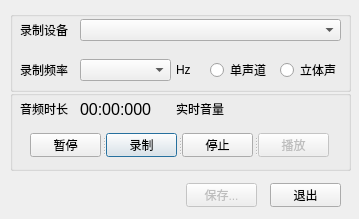
Qt form src/audio_capture_dlg.ui (koala999cn/kRecorder) before a commit.
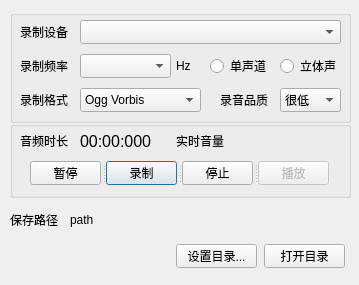
The same form after that commit. Custom widgets are drawn as their Qt base class.

```diff
--- a/src/audio_capture_dlg.ui
+++ b/src/audio_capture_dlg.ui
@@ -2,53 +2,76 @@
 <ui version="4.0">
  <class>KcAudioCaptureDlg</class>
  <widget class="QDialog" name="KcAudioCaptureDlg">
+  <property name="windowModality">
+   <enum>Qt::ApplicationModal</enum>
+  </property>
   <property name="geometry">
    <rect>
     <x>0</x>
     <y>0</y>
     <width>359</width>
-    <height>219</height>
+    <height>285</height>
    </rect>
   </property>
+  <property name="sizePolicy">
+   <sizepolicy hsizetype="Fixed" vsizetype="Fixed">
+    <horstretch>0</horstretch>
+    <verstretch>0</verstretch>
+   </sizepolicy>
+  </property>
   <property name="windowTitle">
    <string>录音</string>
   </property>
-  <widget class="QComboBox" name="cbDeviceList">
+  <property name="modal">
+   <bool>true</bool>
+  </property>
+  <widget class="QGroupBox" name="groupBox">
+   <property name="enabled">
+    <bool>true</bool>
+   </property>
    <property name="geometry">
     <rect>
-     <x>80</x>
-     <y>19</y>
-     <width>261</width>
-     <height>22</height>
+     <x>10</x>
+     <y>10</y>
+     <width>341</width>
+     <height>113</height>
     </rect>
    </property>
    <property name="font">
     <font/>
    </property>
-  </widget>
-  <widget class="QLabel" name="label">
+   <property name="title">
+    <string/>
+   </property>
+   <property name="flat">
+    <bool>false</bool>
+   </property>
+   <property name="checkable">
+    <bool>false</bool>
+   </property>
+   <widget class="QLabel" name="label_2">
    <property name="geometry">
     <rect>
-     <x>20</x>
-     <y>20</y>
-     <width>60</width>
-     <height>20</height>
+      <x>10</x>
+      <y>78</y>
+      <width>52</width>
+      <height>24</height>
     </rect>
    </property>
    <property name="font">
     <font/>
    </property>
    <property name="text">
-    <string>录制设备</string>
+     <string>录制格式</string>
    </property>
   </widget>
   <widget class="QLabel" name="label_3">
    <property name="geometry">
     <rect>
-     <x>20</x>
-     <y>60</y>
-     <width>61</width>
-     <height>20</height>
+      <x>10</x>
+      <y>44</y>
+      <width>52</width>
+      <height>24</height>
     </rect>
    </property>
    <property name="font">
@@ -58,38 +81,28 @@
     <string>录制频率</string>
    </property>
   </widget>
-  <widget class="QComboBox" name="cbRate">
+   <widget class="QLabel" name="label">
    <property name="geometry">
     <rect>
-     <x>80</x>
-     <y>59</y>
-     <width>91</width>
-     <height>22</height>
+      <x>10</x>
+      <y>10</y>
+      <width>52</width>
+      <height>24</height>
     </rect>
    </property>
    <property name="font">
     <font/>
    </property>
-  </widget>
-  <widget class="QVolumnBar" name="wgVolumn" native="true">
-   <property name="geometry">
-    <rect>
-     <x>232</x>
-     <y>102</y>
-     <width>101</width>
-     <height>16</height>
-    </rect>
-   </property>
-   <property name="font">
-    <font/>
-   </property>
-  </widget>
-  <widget class="QLabel" name="lbClock">
+    <property name="text">
+     <string>录制设备</string>
+    </property>
+   </widget>
+   <widget class="QRadioButton" name="rbStereo">
    <property name="geometry">
     <rect>
-     <x>20</x>
-     <y>97</y>
-     <width>51</width>
+      <x>270</x>
+      <y>44</y>
+      <width>61</width>
      <height>24</height>
     </rect>
    </property>
@@ -97,16 +110,16 @@
     <font/>
    </property>
    <property name="text">
-    <string>音频时长</string>
+     <string>立体声</string>
    </property>
   </widget>
   <widget class="QLabel" name="label_5">
    <property name="geometry">
     <rect>
-     <x>176</x>
-     <y>60</y>
+      <x>166</x>
+      <y>44</y>
      <width>21</width>
-     <height>20</height>
+      <height>24</height>
     </rect>
    </property>
    <property name="font">
@@ -116,35 +129,39 @@
     <string>Hz</string>
    </property>
   </widget>
-  <widget class="QLabel" name="lbTime">
-   <property name="enabled">
-    <bool>true</bool>
-   </property>
+   <widget class="QComboBox" name="cbDeviceList">
    <property name="geometry">
     <rect>
-     <x>80</x>
-     <y>97</y>
-     <width>81</width>
+      <x>70</x>
+      <y>10</y>
+      <width>261</width>
      <height>24</height>
     </rect>
    </property>
    <property name="font">
-    <font>
-     <pointsize>12</pointsize>
-     <bold>false</bold>
-    </font>
-   </property>
-   <property name="text">
-    <string>00:00:000</string>
+     <font/>
+    </property>
+   </widget>
+   <widget class="QComboBox" name="cbRate">
+    <property name="geometry">
+     <rect>
+      <x>70</x>
+      <y>44</y>
+      <width>91</width>
+      <height>24</height>
+     </rect>
+    </property>
+    <property name="font">
+     <font/>
    </property>
   </widget>
   <widget class="QRadioButton" name="rbMono">
    <property name="geometry">
     <rect>
-     <x>210</x>
-     <y>60</y>
+      <x>200</x>
+      <y>44</y>
      <width>61</width>
-     <height>20</height>
+      <height>24</height>
     </rect>
    </property>
    <property name="font">
@@ -154,27 +171,11 @@
     <string>单声道</string>
    </property>
   </widget>
-  <widget class="QRadioButton" name="rbStereo">
+   <widget class="QLabel" name="label_4">
    <property name="geometry">
     <rect>
-     <x>280</x>
-     <y>60</y>
-     <width>61</width>
-     <height>20</height>
-    </rect>
-   </property>
-   <property name="font">
-    <font/>
-   </property>
-   <property name="text">
-    <string>立体声</string>
-   </property>
-  </widget>
-  <widget class="QLabel" name="lbVolumn">
-   <property name="geometry">
-    <rect>
-     <x>176</x>
-     <y>97</y>
+      <x>210</x>
+      <y>78</y>
      <width>51</width>
      <height>24</height>
     </rect>
@@ -183,14 +184,104 @@
     <font/>
    </property>
    <property name="text">
-    <string>实时音量</string>
-   </property>
-  </widget>
+     <string>录音品质</string>
+    </property>
+   </widget>
+   <widget class="QComboBox" name="cbFormat">
+    <property name="geometry">
+     <rect>
+      <x>70</x>
+      <y>78</y>
+      <width>121</width>
+      <height>24</height>
+     </rect>
+    </property>
+    <property name="font">
+     <font/>
+    </property>
+    <item>
+     <property name="text">
+      <string>Ogg Vorbis</string>
+     </property>
+    </item>
+    <item>
+     <property name="text">
+      <string>Opus</string>
+     </property>
+    </item>
+    <item>
+     <property name="text">
+      <string>无损压缩FLAC</string>
+     </property>
+    </item>
+    <item>
+     <property name="text">
+      <string>PCM编码Wav</string>
+     </property>
+    </item>
+   </widget>
+   <widget class="QComboBox" name="cbQuality">
+    <property name="geometry">
+     <rect>
+      <x>270</x>
+      <y>78</y>
+      <width>61</width>
+      <height>24</height>
+     </rect>
+    </property>
+    <property name="font">
+     <font/>
+    </property>
+    <property name="currentText">
+     <string>很低</string>
+    </property>
+    <item>
+     <property name="text">
+      <string>很低</string>
+     </property>
+    </item>
+    <item>
+     <property name="text">
+      <string>一般</string>
+     </property>
+    </item>
+    <item>
+     <property name="text">
+      <string>正常</string>
+     </property>
+    </item>
+    <item>
+     <property name="text">
+      <string>较高</string>
+     </property>
+    </item>
+    <item>
+     <property name="text">
+      <string>很高</string>
+     </property>
+    </item>
+   </widget>
+  </widget>
+  <widget class="QGroupBox" name="groupBox_2">
+   <property name="geometry">
+    <rect>
+     <x>10</x>
+     <y>121</y>
+     <width>341</width>
+     <height>77</height>
+    </rect>
+   </property>
+   <property name="font">
+    <font/>
+   </property>
+   <property name="title">
+    <string/>
+   </property>
   <widget class="QSplitter" name="splitter">
    <property name="geometry">
     <rect>
-     <x>30</x>
-     <y>133</y>
+      <x>20</x>
+      <y>40</y>
      <width>300</width>
      <height>24</height>
     </rect>
@@ -270,120 +361,190 @@
     </property>
    </widget>
   </widget>
-  <widget class="QGroupBox" name="groupBox">
+   <widget class="QLabel" name="label_7">
+    <property name="geometry">
+     <rect>
+      <x>166</x>
+      <y>8</y>
+      <width>51</width>
+      <height>24</height>
+     </rect>
+    </property>
+    <property name="font">
+     <font/>
+    </property>
+    <property name="text">
+     <string>实时音量</string>
+    </property>
+   </widget>
+   <widget class="QLabel" name="lbTime">
    <property name="enabled">
-    <bool>false</bool>
+     <bool>true</bool>
    </property>
    <property name="geometry">
     <rect>
+      <x>70</x>
+      <y>8</y>
+      <width>81</width>
+      <height>24</height>
+     </rect>
+    </property>
+    <property name="font">
+     <font>
+      <pointsize>12</pointsize>
+      <bold>false</bold>
+     </font>
+    </property>
+    <property name="text">
+     <string>00:00:000</string>
+    </property>
+   </widget>
+   <widget class="QtVolumnBar" name="wgVolumn" native="true">
+    <property name="geometry">
+     <rect>
+      <x>222</x>
+      <y>12</y>
+      <width>101</width>
+      <height>16</height>
+     </rect>
+    </property>
+    <property name="font">
+     <font/>
+    </property>
+   </widget>
+   <widget class="QLabel" name="label_1">
+    <property name="geometry">
+     <rect>
      <x>10</x>
-     <y>11</y>
-     <width>341</width>
-     <height>81</height>
+      <y>8</y>
+      <width>51</width>
+      <height>24</height>
     </rect>
    </property>
    <property name="font">
     <font/>
    </property>
-   <property name="title">
-    <string/>
-   </property>
+    <property name="text">
+     <string>音频时长</string>
+    </property>
+   </widget>
+  </widget>
+  <widget class="QPushButton" name="btOpenDir">
+   <property name="geometry">
+    <rect>
+     <x>264</x>
+     <y>244</y>
+     <width>81</width>
+     <height>24</height>
+    </rect>
+   </property>
+   <property name="toolTip">
+    <string>打开录音目录</string>
+   </property>
+   <property name="autoFillBackground">
+    <bool>true</bool>
+   </property>
+   <property name="text">
+    <string>打开目录</string>
+   </property>
+   <property name="autoDefault">
+    <bool>false</bool>
+   </property>
    <property name="flat">
     <bool>false</bool>
    </property>
-   <property name="checkable">
+  </widget>
+  <widget class="QPushButton" name="btSelDir">
+   <property name="geometry">
+    <rect>
+     <x>176</x>
+     <y>244</y>
+     <width>81</width>
+     <height>24</height>
+    </rect>
+   </property>
+   <property name="toolTip">
+    <string>设置录音目录</string>
+   </property>
+   <property name="autoFillBackground">
+    <bool>true</bool>
+   </property>
+   <property name="text">
+    <string>设置目录...</string>
+   </property>
+   <property name="autoDefault">
     <bool>false</bool>
    </property>
+   <property name="flat">
+    <bool>false</bool>
+   </property>
   </widget>
-  <widget class="QGroupBox" name="groupBox_2">
+  <widget class="QLabel" name="label_6">
    <property name="geometry">
     <rect>
      <x>10</x>
-     <y>90</y>
-     <width>341</width>
-     <height>81</height>
+     <y>208</y>
+     <width>51</width>
+     <height>24</height>
     </rect>
    </property>
    <property name="font">
     <font/>
    </property>
-   <property name="title">
-    <string/>
+   <property name="text">
+    <string>保存路径</string>
    </property>
   </widget>
-  <widget class="QWaveBar" name="wgWave" native="true">
+  <widget class="QLabel" name="lbSaveDir">
    <property name="geometry">
     <rect>
-     <x>21</x>
-     <y>176</y>
+     <x>70</x>
+     <y>208</y>
+     <width>272</width>
+     <height>24</height>
+    </rect>
+   </property>
+   <property name="font">
+    <font/>
+   </property>
+   <property name="text">
+    <string>path</string>
+   </property>
+  </widget>
+  <widget class="QtWaveBar" name="wgWave" native="true">
+   <property name="geometry">
+    <rect>
+     <x>14</x>
+     <y>238</y>
      <width>150</width>
      <height>36</height>
     </rect>
    </property>
   </widget>
-  <widget class="QPushButton" name="btOk">
-   <property name="enabled">
-    <bool>false</bool>
-   </property>
-   <property name="geometry">
-    <rect>
-     <x>186</x>
-     <y>183</y>
-     <width>71</width>
-     <height>24</height>
-    </rect>
-   </property>
-   <property name="text">
-    <string>保存...</string>
-   </property>
-  </widget>
-  <widget class="QPushButton" name="btCancel">
-   <property name="geometry">
-    <rect>
-     <x>270</x>
-     <y>183</y>
-     <width>71</width>
-     <height>24</height>
-    </rect>
-   </property>
-   <property name="text">
-    <string>退出</string>
-   </property>
-  </widget>
   <zorder>groupBox_2</zorder>
   <zorder>groupBox</zorder>
-  <zorder>cbDeviceList</zorder>
-  <zorder>label</zorder>
-  <zorder>label_3</zorder>
-  <zorder>cbRate</zorder>
-  <zorder>wgVolumn</zorder>
-  <zorder>lbClock</zorder>
-  <zorder>label_5</zorder>
-  <zorder>lbTime</zorder>
-  <zorder>rbMono</zorder>
-  <zorder>rbStereo</zorder>
-  <zorder>lbVolumn</zorder>
-  <zorder>splitter</zorder>
+  <zorder>btOpenDir</zorder>
+  <zorder>btSelDir</zorder>
+  <zorder>label_6</zorder>
+  <zorder>lbSaveDir</zorder>
   <zorder>wgWave</zorder>
-  <zorder>btOk</zorder>
-  <zorder>btCancel</zorder>
  </widget>
  <customwidgets>
   <customwidget>
-   <class>QVolumnBar</class>
+   <class>QtVolumnBar</class>
    <extends>QWidget</extends>
-   <header location="global">gui/QVolumnBar.h</header>
+   <header location="global">gui/QtVolumnBar.h</header>
    <container>1</container>
   </customwidget>
   <customwidget>
-   <class>QWaveBar</class>
+   <class>QtWaveBar</class>
    <extends>QWidget</extends>
-   <header location="global">gui/QWaveBar.h</header>
+   <header location="global">gui/QtWaveBar.h</header>
    <container>1</container>
   </customwidget>
  </customwidgets>
  <resources>
-  <include location="../DataVis.qrc"/>
+  <include location="../resource/icons.qrc"/>
  </resources>
  <connections/>
 </ui>
```
Lines whose indentation alone changed are shown as unchanged.
